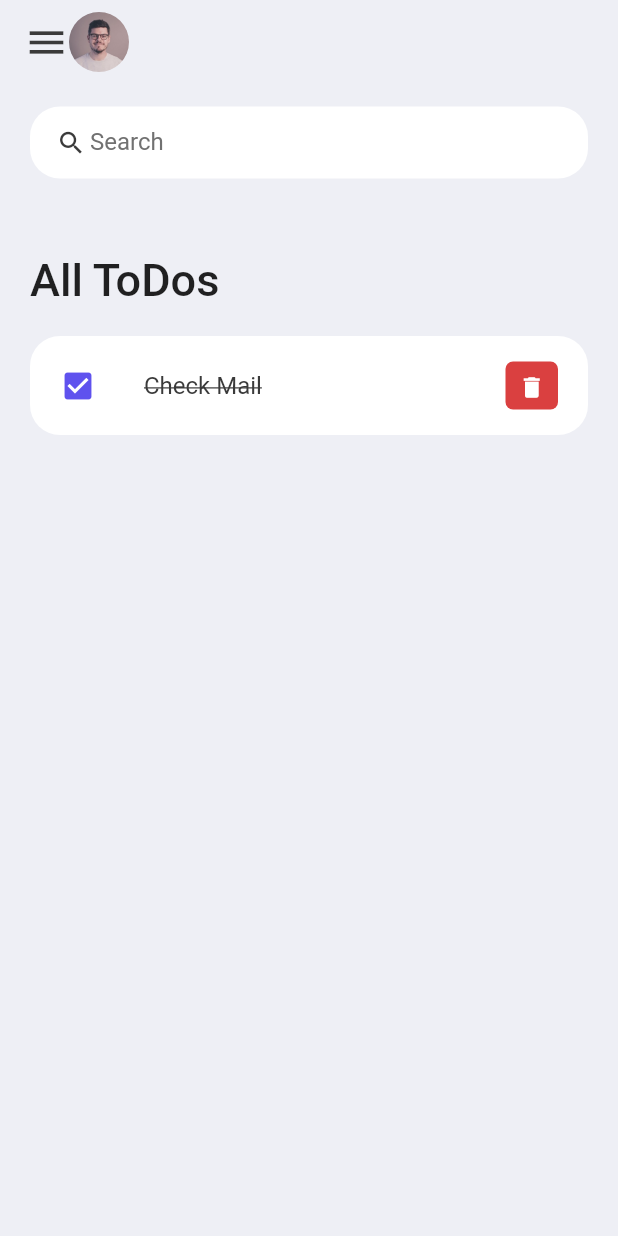
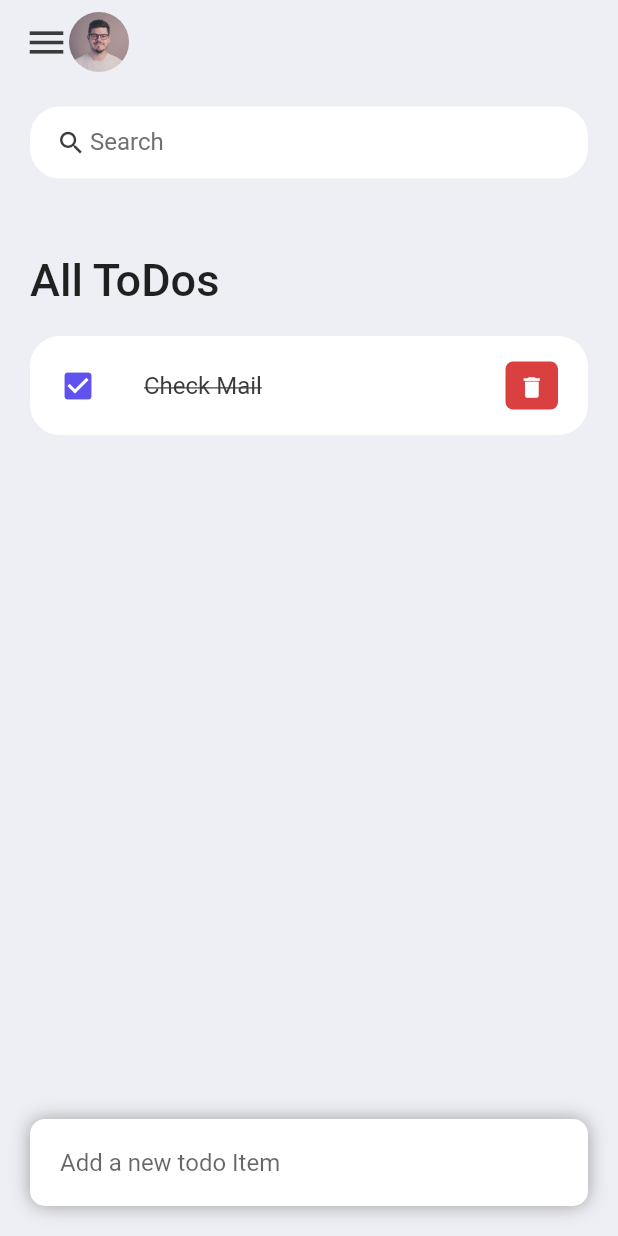
Before and after one commit to 0210shivam/todo_application, a Flutter app: the screen it shows after launch, on a phone screen of 412 x 824 dp. Run offline on Flutter 3.47's test engine with Material 2 defaults, Android fonts, the phone set to English and light mode, and no system bars.

Commit message:
bottom input field created

```diff
--- a/lib/screens/home.dart
+++ b/lib/screens/home.dart
@@ -11,7 +11,9 @@ class Home extends StatelessWidget {
     return Scaffold(
         backgroundColor: tdBGColor,
         appBar: _buildAppBar(),
-        body: Container(
+        body: Stack(
+          children: [
+            Container(
               padding: const EdgeInsets.symmetric(horizontal: 20, vertical: 15),
               child: Column(
                 children: [
@@ -34,6 +36,39 @@ class Home extends StatelessWidget {
                   )
                 ],
               ),
+            ),
+            Align(
+              alignment: Alignment.bottomCenter,
+              child: Row(
+                children: [
+                  Expanded(
+                      child: Container(
+                    margin:
+                        const EdgeInsets.only(bottom: 20, right: 20, left: 20),
+                    padding:
+                        const EdgeInsets.symmetric(horizontal: 20, vertical: 5),
+                    decoration: BoxDecoration(
+                      color: Colors.white,
+                      boxShadow: const [
+                        BoxShadow(
+                          color: Colors.grey,
+                          offset: Offset(0.0, 0.0),
+                          blurRadius: 10.0,
+                          spreadRadius: 0.0,
+                        ),
+                      ],
+                      borderRadius: BorderRadius.circular(10),
+                    ),
+                    child: const TextField(
+                      decoration: InputDecoration(
+                          hintText: 'Add a new todo Item',
+                          border: InputBorder.none),
+                    ),
+                  ))
+                ],
+              ),
+            )
+          ],
         ));
   }
 
```
Lines whose indentation alone changed are shown as unchanged.
